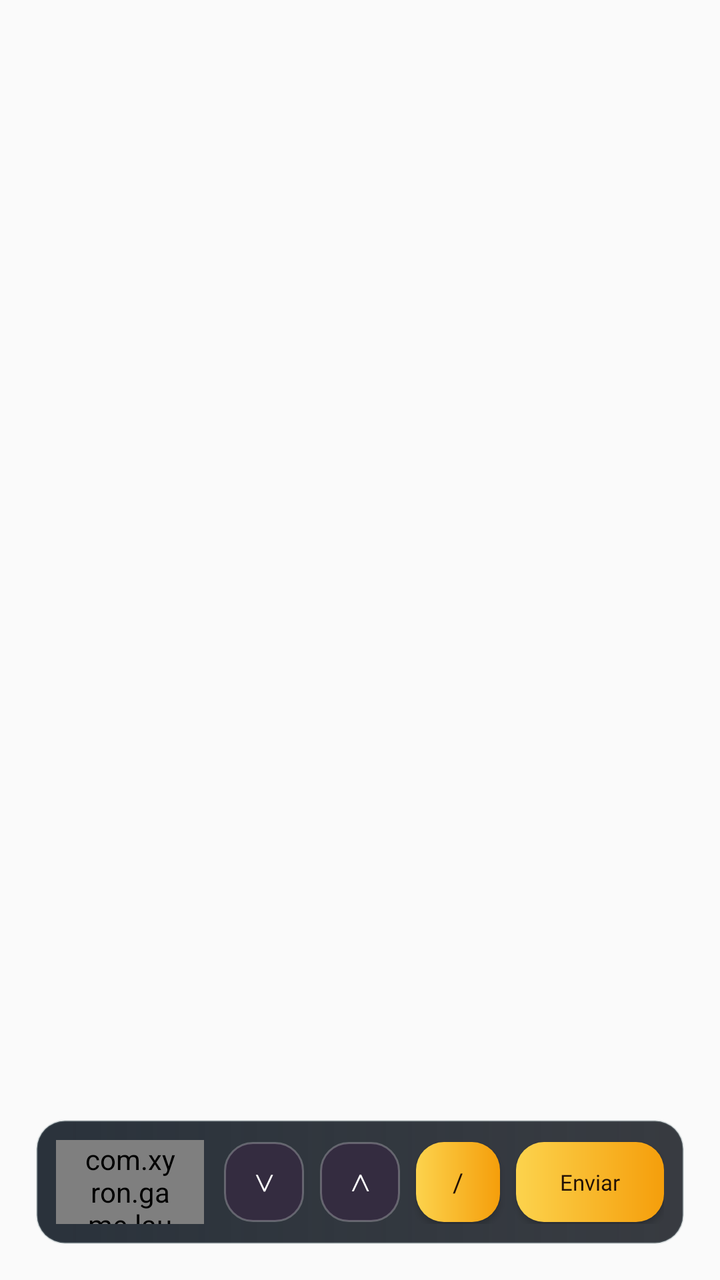
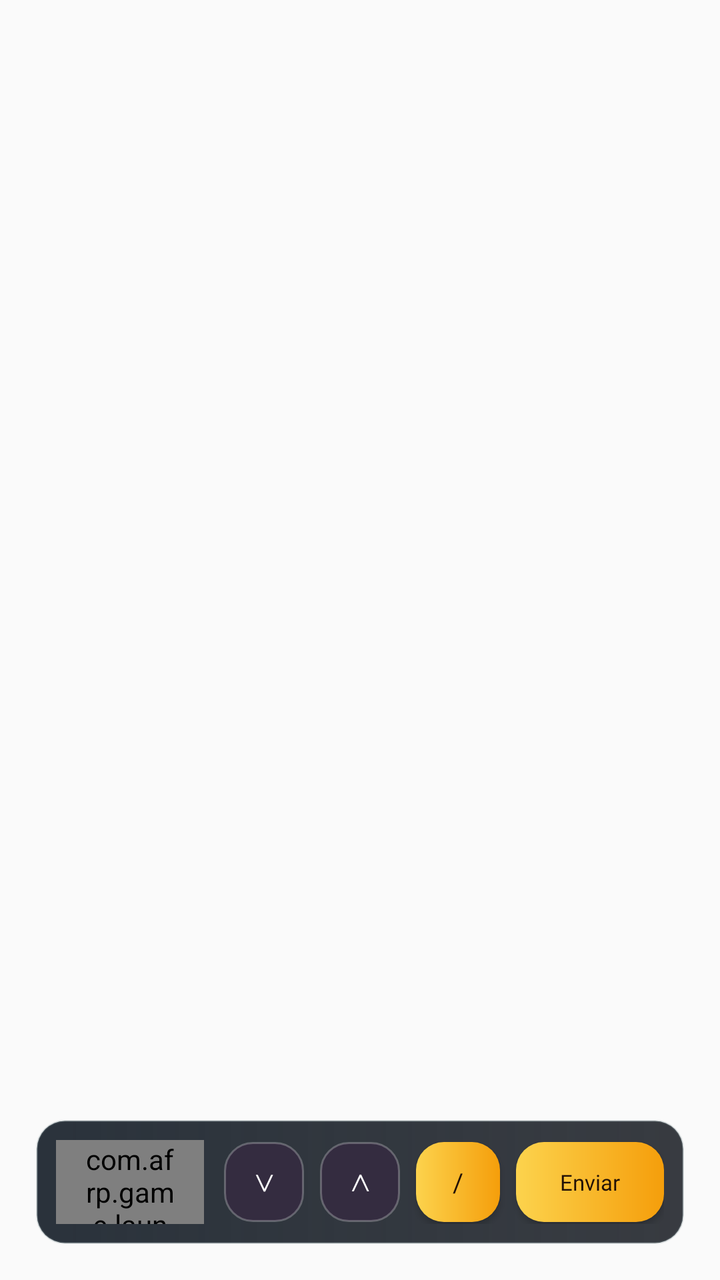

Compare the two renders of this Android layout. The source of the first and the diff that turns it into the second are given below.
<!-- AndroidManifest.xml: application theme Theme.AppCompat.Light.NoActionBar.FullScreen -->
<!-- res/layout/layout_keyboard.xml -->
<?xml version="1.0" encoding="utf-8"?>
<androidx.constraintlayout.widget.ConstraintLayout xmlns:android="http://schemas.android.com/apk/res/android"
    xmlns:app="http://schemas.android.com/apk/res-auto"
    android:layout_width="match_parent"
    android:layout_height="match_parent">

    <LinearLayout
        android:id="@+id/main_input"
        android:layout_width="0dp"
        android:layout_height="wrap_content"
        android:layout_marginStart="18dp"
        android:layout_marginEnd="18dp"
        android:layout_marginBottom="18dp"
        android:background="@drawable/samp_keyboard_surface"
        android:elevation="12dp"
        android:gravity="center_vertical"
        android:orientation="horizontal"
        android:padding="10dp"
        app:layout_constraintBottom_toBottomOf="parent"
        app:layout_constraintStart_toStartOf="parent"
        app:layout_constraintEnd_toEndOf="parent">

        <com.xyron.game.launcher.util.CustomEditText
            android:id="@+id/main_et_input"
            android:layout_width="0dp"
            android:layout_height="42dp"
            android:layout_marginEnd="10dp"
            android:layout_weight="1"
            android:background="@drawable/launcher_field_surface_dark"
            android:ems="10"
            android:fontFamily="@font/montserrat_bold"
            android:gravity="center_vertical"
            android:hint="Digite no chat"
            android:imeOptions="actionUnspecified|actionGo|actionSend|actionDone|flagNoFullscreen|flagNoExtractUi"
            android:inputType="text"
            android:paddingStart="14dp"
            android:paddingEnd="14dp"
            android:singleLine="true"
            android:textColor="@android:color/white"
            android:textColorHint="#8F7F9F"
            android:textSize="13sp" />

        <Button
            android:id="@+id/main_but_input_prev"
            android:layout_width="40dp"
            android:layout_height="40dp"
            android:layout_marginEnd="8dp"
            android:background="@drawable/samp_keyboard_utility"
            android:fontFamily="@font/montserrat_black"
            android:gravity="center"
            android:text="&#x22C1;"
            android:textColor="@android:color/white"
            android:textSize="12sp" />

        <Button
            android:id="@+id/main_but_input_next"
            android:layout_width="40dp"
            android:layout_height="40dp"
            android:layout_marginEnd="8dp"
            android:background="@drawable/samp_keyboard_utility"
            android:fontFamily="@font/montserrat_black"
            android:gravity="center"
            android:text="&#x22C0;"
            android:textColor="@android:color/white"
            android:textSize="12sp" />

        <Button
            android:id="@+id/main_but_input_slash"
            android:layout_width="42dp"
            android:layout_height="40dp"
            android:layout_marginEnd="8dp"
            android:background="@drawable/samp_keyboard_action"
            android:fontFamily="@font/montserrat_black"
            android:gravity="center"
            android:text="/"
            android:textColor="#221106"
            android:textSize="13sp" />

        <Button
            android:id="@+id/main_but_input_send"
            android:layout_width="74dp"
            android:layout_height="40dp"
            android:background="@drawable/samp_keyboard_action"
            android:fontFamily="@font/montserrat_black"
            android:gravity="center"
            android:text="Enviar"
            android:textAllCaps="false"
            android:textColor="#221106"
            android:textSize="11sp" />
    </LinearLayout>

</androidx.constraintlayout.widget.ConstraintLayout>
<!-- resources referenced by this layout -->
<resources>
  <!-- drawable launcher_field_surface_dark (drawable) -->
  <?xml version="1.0" encoding="utf-8"?>
  <shape xmlns:android="http://schemas.android.com/apk/res/android"
      android:shape="rectangle">
      <gradient
          android:angle="270"
          android:startColor="#C9121A22"
          android:endColor="#D2070B0F" />
      <corners android:radius="12dp" />
      <stroke
          android:width="1dp"
          android:color="@color/launcher_border_soft" />
  </shape>
  <!-- drawable samp_keyboard_action (drawable) -->
  <?xml version="1.0" encoding="utf-8"?>
  <shape xmlns:android="http://schemas.android.com/apk/res/android">
      <gradient
          android:angle="0"
          android:endColor="#F59E0B"
          android:startColor="#FCD34D" />
      <corners android:radius="14dp" />
  </shape>
  <!-- drawable samp_keyboard_surface (drawable) -->
  <?xml version="1.0" encoding="utf-8"?>
  <shape xmlns:android="http://schemas.android.com/apk/res/android">
      <gradient
          android:angle="0"
          android:endColor="#D10D1118"
          android:startColor="#EA17202A" />
      <corners android:radius="14dp" />
      <stroke
          android:width="1dp"
          android:color="@color/launcher_border_soft" />
  </shape>
  <!-- drawable samp_keyboard_utility (drawable) -->
  <?xml version="1.0" encoding="utf-8"?>
  <shape xmlns:android="http://schemas.android.com/apk/res/android">
      <solid android:color="#342C40" />
      <corners android:radius="14dp" />
      <stroke
          android:width="1dp"
          android:color="#40FFFFFF" />
  </shape>
  <style name="Theme.AppCompat.Light.NoActionBar.FullScreen" parent="@style/Theme.AppCompat.Light.NoActionBar">
          <item name="android:windowNoTitle">true</item>
          <item name="android:windowActionBar">false</item>
          <item name="android:windowFullscreen">true</item>
          <item name="android:windowContentOverlay">@null</item>
          <item name="android:windowLayoutInDisplayCutoutMode">shortEdges</item>
      </style>
  <color name="launcher_border_soft">#42798A91</color>
</resources>

<!-- the commit's change to res/layout/layout_keyboard.xml (unified diff, before → after) -->
@@ -20,7 +20,7 @@
         app:layout_constraintStart_toStartOf="parent"
         app:layout_constraintEnd_toEndOf="parent">
 
-        <com.xyron.game.launcher.util.CustomEditText
+        <com.afrp.game.launcher.util.CustomEditText
             android:id="@+id/main_et_input"
             android:layout_width="0dp"
             android:layout_height="42dp"
